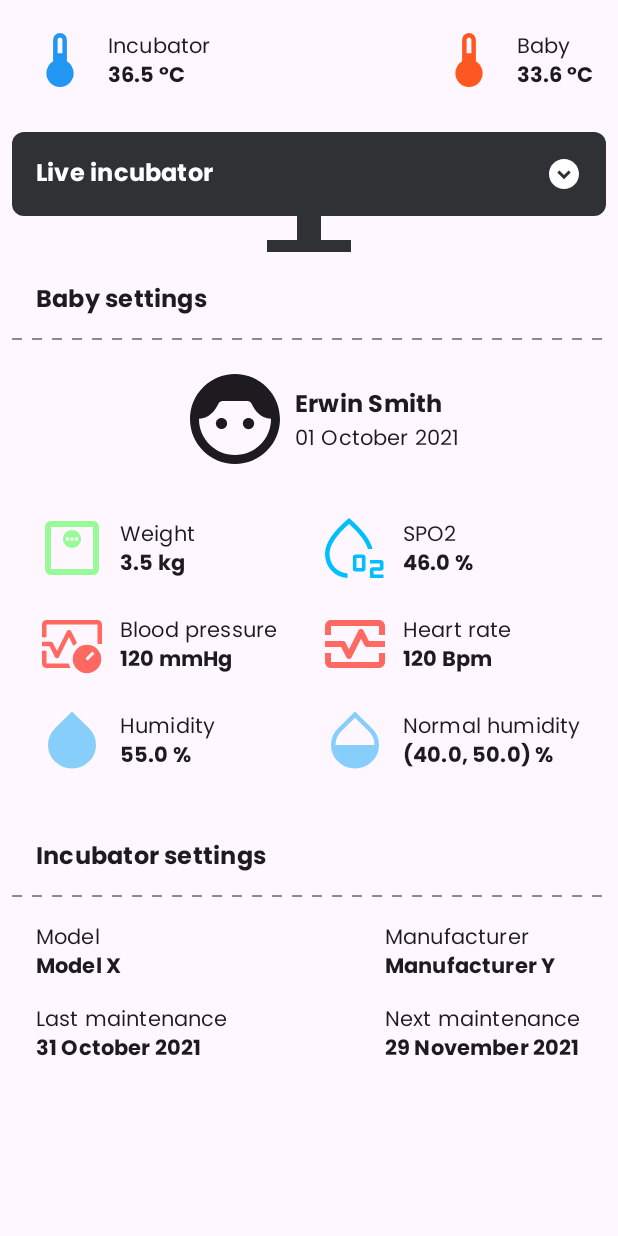
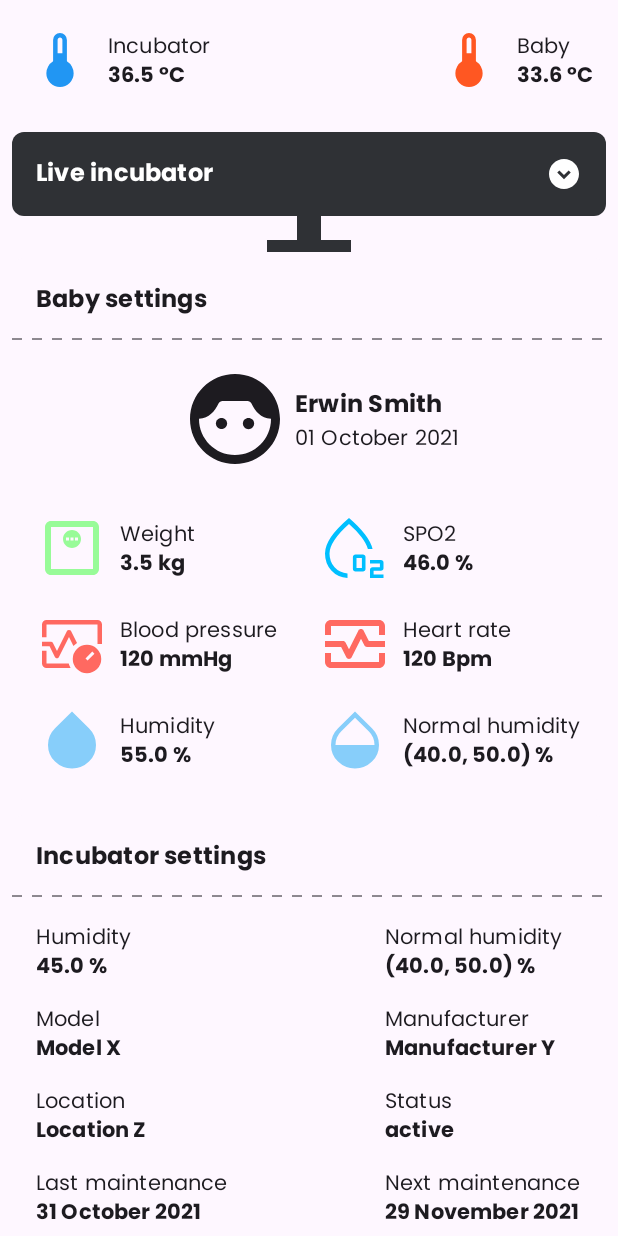
Before and after one commit to amadiyawa/incubator, an Android app built with Jetpack Compose: the composable SetupContent shown on its own in the app's theme, after a tap on "Live incubator", on a phone screen of 412 x 824 dp. Run offline under Robolectric (Android 15) with nearby library versions, the phone set to English and light mode, and no system bars; our stand-ins replace Timber; pictures from the network do not load.

Commit message:
Set incubator humidity

```diff
--- a/feature_incubator/src/main/java/com/amadiyawa/feature_incubator/presentation/screen/incubatordetail/IncubatorDetailScreen.kt
+++ b/feature_incubator/src/main/java/com/amadiyawa/feature_incubator/presentation/screen/incubatordetail/IncubatorDetailScreen.kt
@@ -365,9 +365,35 @@ private fun IncubatorDetails(
                             verticalAlignment = Alignment.CenterVertically
                         ) {
                             Column {
+                                TextTitleSmall(text = stringResource(id = R.string.humidity))
+                                TextTitleSmall(
+                                    text = incubator.currentHumidity.toString() + " %",
+                                    fontWeight = FontWeight.Bold
+                                )
+                            }
+                        }
+
+                        Row(
+                            horizontalArrangement = Arrangement.spacedBy(Dimen.Spacing.medium, Alignment.CenterHorizontally),
+                            verticalAlignment = Alignment.CenterVertically
+                        ) {
+                            Column {
                                 TextTitleSmall(text = stringResource(id = R.string.model))
                                 TextTitleSmall(
                                     text = incubator.model,
+                                    fontWeight = FontWeight.Bold
+                                )
+                            }
+                        }
+
+                        Row(
+                            horizontalArrangement = Arrangement.spacedBy(Dimen.Spacing.medium, Alignment.CenterHorizontally),
+                            verticalAlignment = Alignment.CenterVertically
+                        ) {
+                            Column {
+                                TextTitleSmall(text = stringResource(id = R.string.location))
+                                TextTitleSmall(
+                                    text = incubator.location,
                                     fontWeight = FontWeight.Bold
                                 )
                             }
@@ -397,9 +423,35 @@ private fun IncubatorDetails(
                             verticalAlignment = Alignment.CenterVertically
                         ) {
                             Column {
+                                TextTitleSmall(text = stringResource(id = R.string.normal_humidity))
+                                TextTitleSmall(
+                                    text = incubator.normalHumidityRange.toString() + " %",
+                                    fontWeight = FontWeight.Bold
+                                )
+                            }
+                        }
+
+                        Row(
+                            horizontalArrangement = Arrangement.spacedBy(Dimen.Spacing.medium, Alignment.CenterHorizontally),
+                            verticalAlignment = Alignment.CenterVertically
+                        ) {
+                            Column {
                                 TextTitleSmall(text = stringResource(id = R.string.manufacturer))
                                 TextTitleSmall(
                                     text = incubator.manufacturer,
+                                    fontWeight = FontWeight.Bold
+                                )
+                            }
+                        }
+
+                        Row(
+                            horizontalArrangement = Arrangement.spacedBy(Dimen.Spacing.medium, Alignment.CenterHorizontally),
+                            verticalAlignment = Alignment.CenterVertically
+                        ) {
+                            Column {
+                                TextTitleSmall(text = stringResource(id = R.string.status))
+                                TextTitleSmall(
+                                    text = incubator.status,
                                     fontWeight = FontWeight.Bold
                                 )
                             }
--- a/feature_incubator/src/main/res/values/strings.xml
+++ b/feature_incubator/src/main/res/values/strings.xml
@@ -20,4 +20,6 @@
     <string name="baby">Baby</string>
     <string name="humidity">Humidity</string>
     <string name="normal_humidity">Normal humidity</string>
+    <string name="location">Location</string>
+    <string name="status">Status</string>
 </resources>
```
